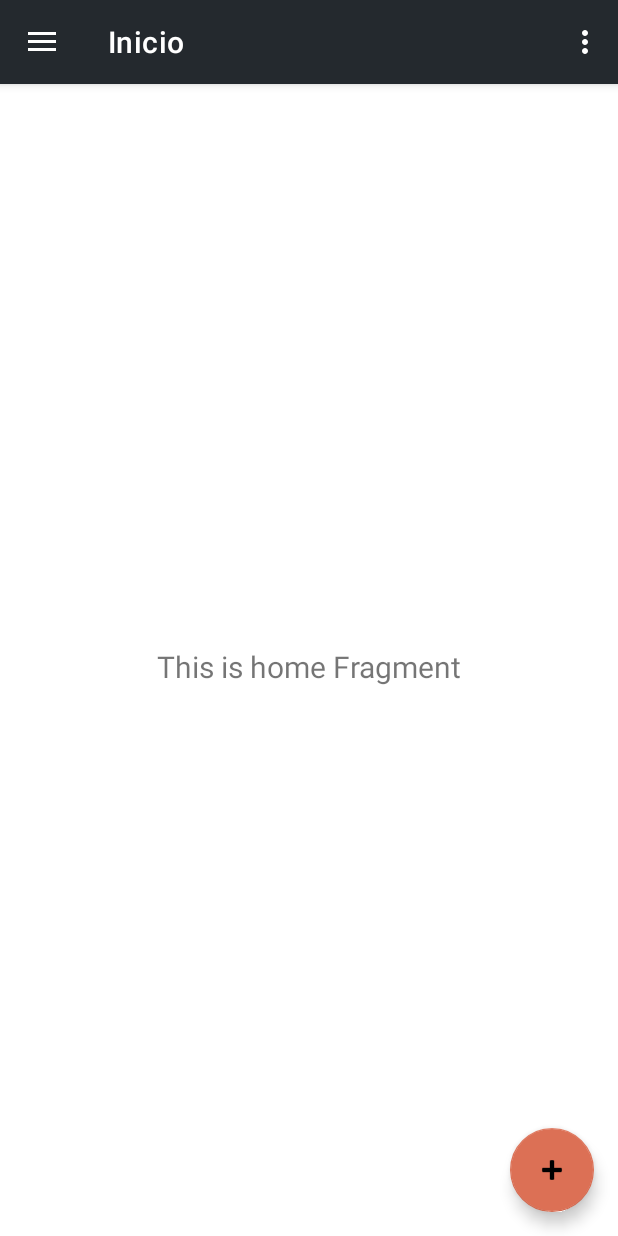
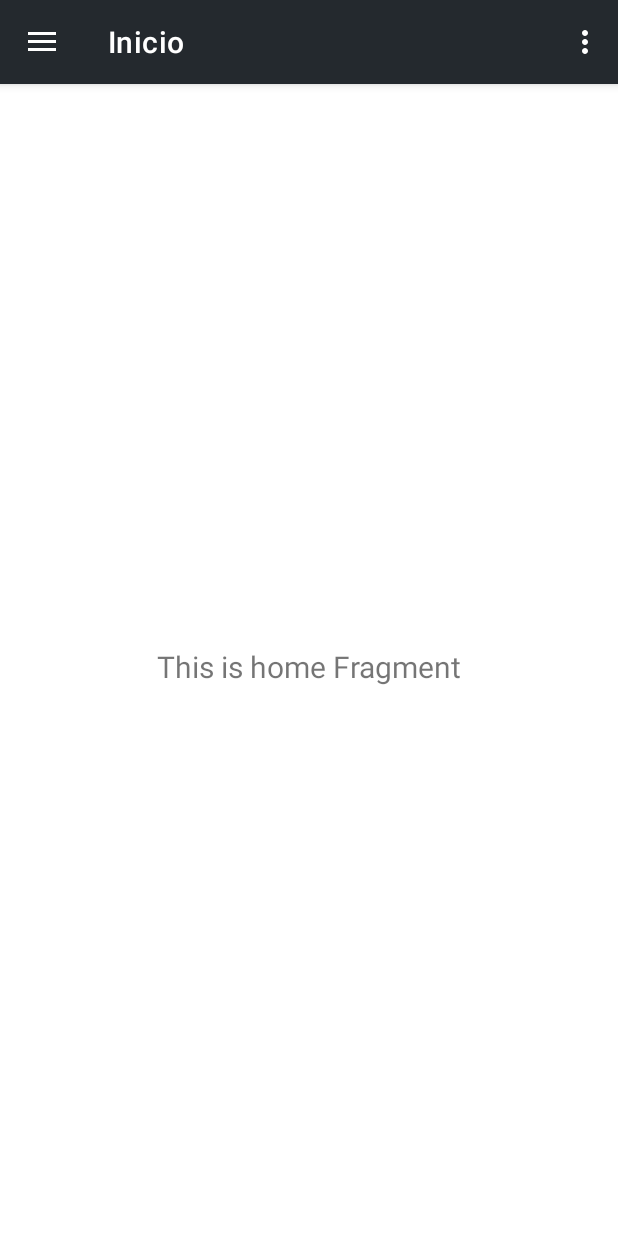
Before and after one commit to felipevcc/inventory-system-app, an Android app: the screen it shows after launch (MainActivity), on a phone screen of 412 x 824 dp. Run offline under Robolectric (Android 15) with nearby library versions, the phone set to English and light mode, and no system bars; our stand-ins replace navigation-ui.

```diff
--- a/app/src/main/java/com/example/inventory_app/MainActivity.kt
+++ b/app/src/main/java/com/example/inventory_app/MainActivity.kt
@@ -2,6 +2,7 @@ package com.example.inventory_app
 
 import android.os.Bundle
 import android.view.Menu
+import android.view.View
 import com.google.android.material.snackbar.Snackbar
 import com.google.android.material.navigation.NavigationView
 import androidx.navigation.findNavController
@@ -36,7 +37,25 @@ class MainActivity : AppCompatActivity() {
         // Passing each menu ID as a set of Ids because each
         // menu should be considered as top level destinations.
         appBarConfiguration = AppBarConfiguration(setOf(
-                R.id.nav_home, R.id.nav_categories, R.id.nav_articles, R.id.nav_providers, R.id.nav_purchases, R.id.nav_customers, R.id.nav_sales, R.id.nav_users), drawerLayout)
+            R.id.nav_home,
+            R.id.nav_categories,
+            R.id.nav_articles,
+            R.id.nav_providers,
+            R.id.nav_purchases,
+            R.id.nav_customers,
+            R.id.nav_sales,
+            R.id.nav_users),
+            drawerLayout)
+
+        // With this conditional you can also check from which view the request comes from
+        navController.addOnDestinationChangedListener { _, destination, _ ->
+            if (destination.id == R.id.nav_home) {
+                binding.appBarMain.fab.visibility = View.GONE
+            } else {
+                binding.appBarMain.fab.visibility = View.VISIBLE
+            }
+        }
+
         setupActionBarWithNavController(navController, appBarConfiguration)
         navView.setupWithNavController(navController)
     }
```
